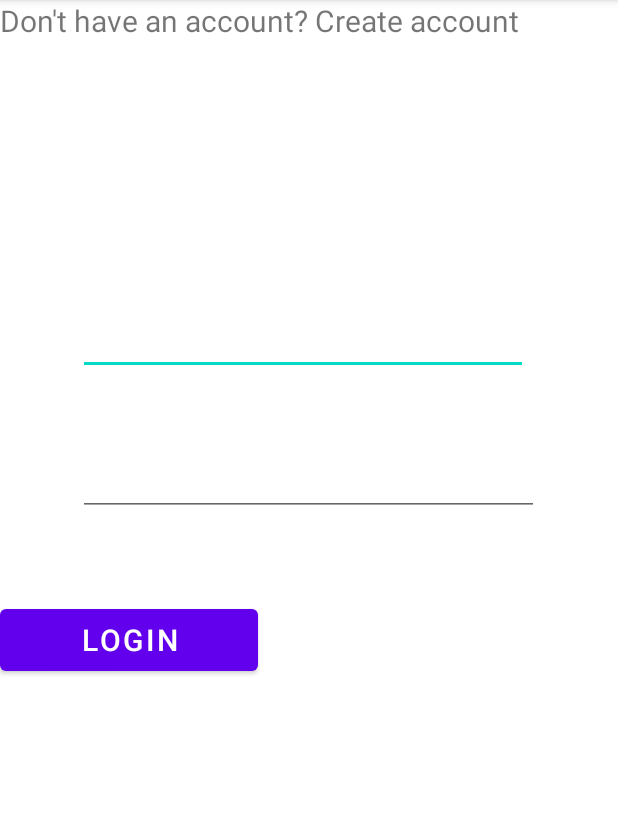
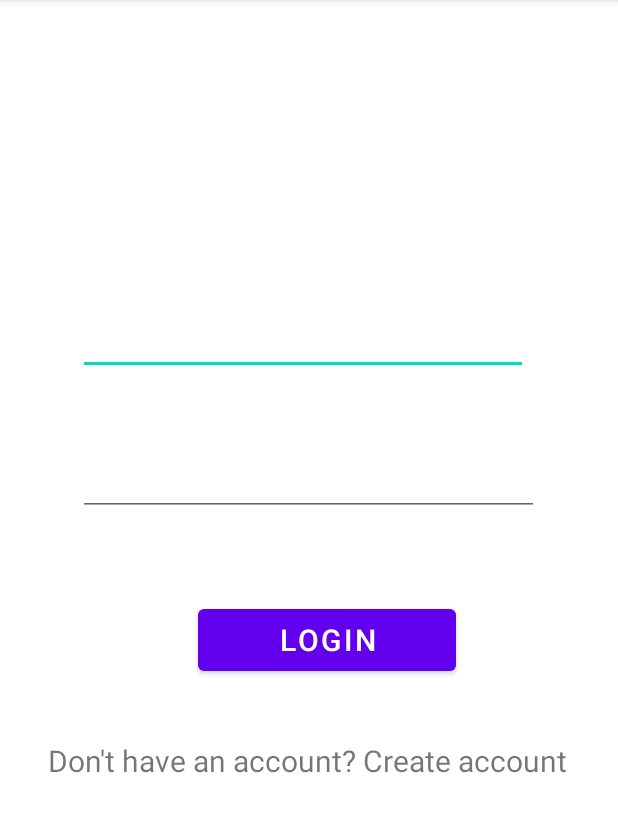
Before and after one commit to cours420Om/5j6_travailpratique2-wisalahmadi, an Android app: the screen it shows after launch (MainActivity), on a phone screen of 412 x 824 dp, the part 84-916 px from its top. Run offline under Robolectric (Android 15) with nearby library versions, the phone set to English and light mode, and no system bars.

Commit message:
Creation des activités + codage de l'interface main activity

```diff
--- a/app/src/main/res/layout/activity_main.xml
+++ b/app/src/main/res/layout/activity_main.xml
@@ -16,7 +16,8 @@
         android:inputType="textEmailAddress"
         android:textSize="20sp"
         app:layout_constraintStart_toStartOf="parent"
-        app:layout_constraintTop_toTopOf="parent" />
+        app:layout_constraintTop_toTopOf="parent"
+        tools:ignore="SpeakableTextPresentCheck" />
 
     <EditText
         android:id="@+id/et_password"
@@ -28,24 +29,28 @@
         android:inputType="textPassword"
         android:textSize="20sp"
         app:layout_constraintStart_toStartOf="parent"
-        app:layout_constraintTop_toBottomOf="@+id/et_email" />
+        app:layout_constraintTop_toBottomOf="@+id/et_email"
+        tools:ignore="SpeakableTextPresentCheck,SpeakableTextPresentCheck" />
 
     <Button
         android:id="@+id/btn_login"
         android:layout_width="172dp"
         android:layout_height="53dp"
+        android:layout_marginStart="132dp"
         android:layout_marginTop="56dp"
         android:text="login"
         android:textSize="20sp"
-        app:layout_constraintTop_toBottomOf="@+id/et_password"
-        tools:layout_editor_absoluteX="119dp" />
+        app:layout_constraintStart_toStartOf="parent"
+        app:layout_constraintTop_toBottomOf="@+id/et_password" />
 
     <TextView
         android:id="@+id/tv_inscription"
         android:layout_width="wrap_content"
         android:layout_height="wrap_content"
+        android:layout_marginStart="32dp"
+        android:layout_marginTop="40dp"
         android:text="Don't have an account? Create account"
         android:textSize="20sp"
-        tools:layout_editor_absoluteX="48dp"
-        tools:layout_editor_absoluteY="498dp" />
+        app:layout_constraintStart_toStartOf="parent"
+        app:layout_constraintTop_toBottomOf="@+id/btn_login" />
 </androidx.constraintlayout.widget.ConstraintLayout>
```
